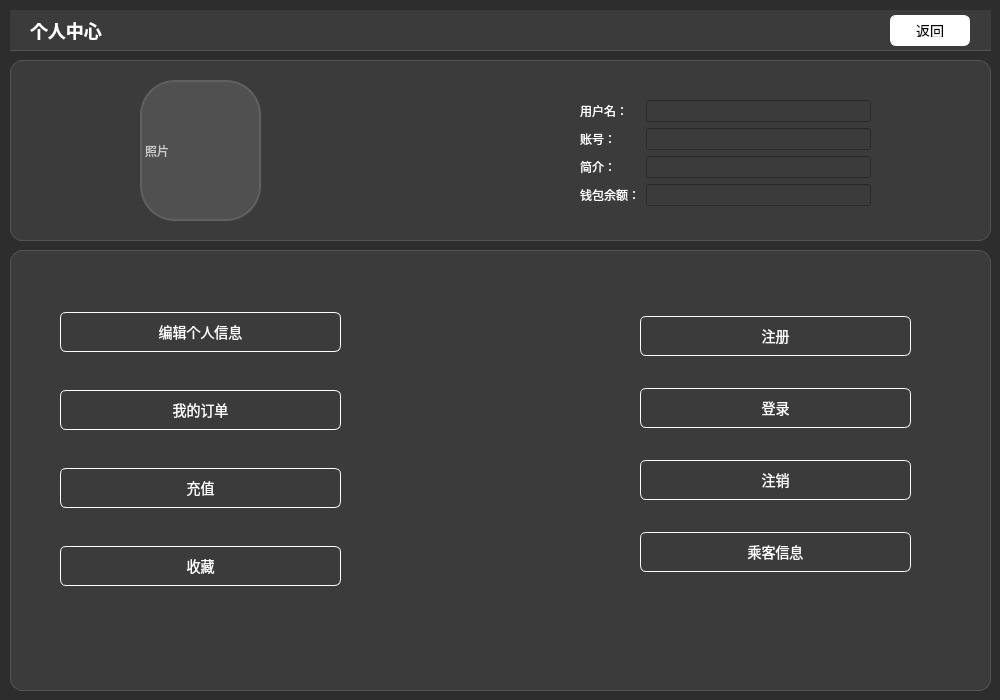
The window that Flight/userprofile.ui (wuyh266/Flight_Management) describes before a commit, drawn with Qt 5.
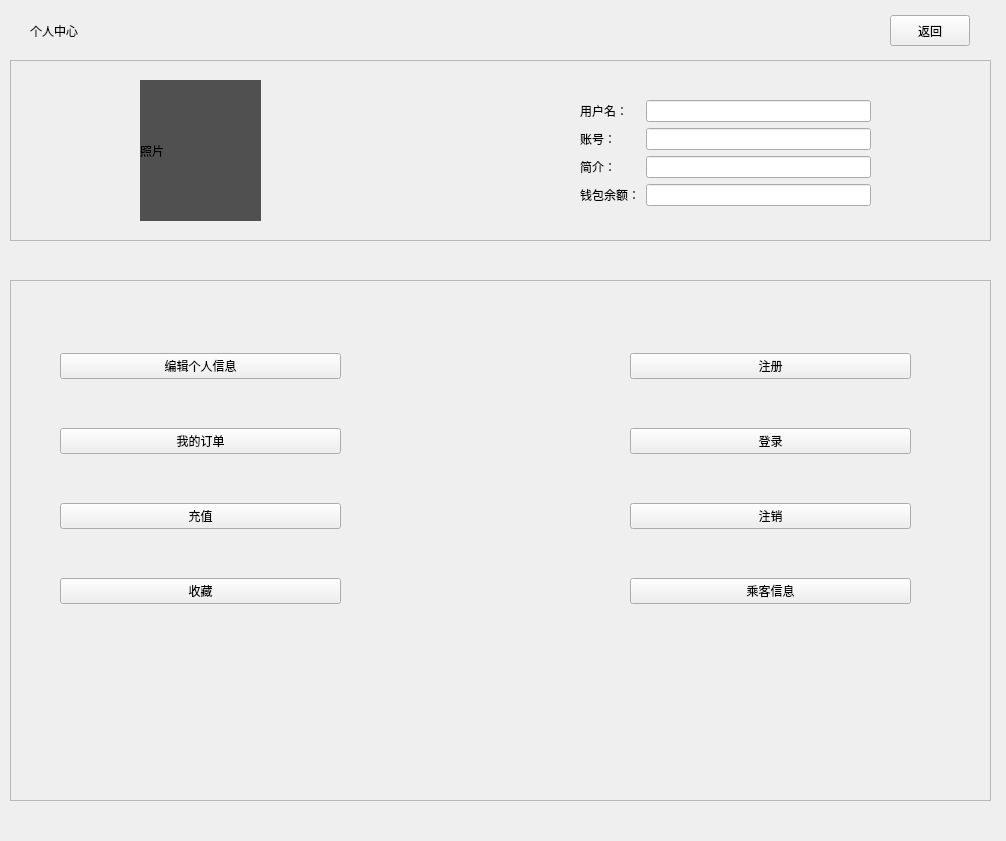
The same window after the commit.

What changed in the file:
```diff
--- a/Flight/userprofile.ui
+++ b/Flight/userprofile.ui
@@ -9,8 +9,8 @@
    <rect>
     <x>0</x>
     <y>0</y>
-    <width>1000</width>
-    <height>700</height>
+    <width>1006</width>
+    <height>841</height>
    </rect>
   </property>
   <property name="windowTitle">
@@ -20,92 +20,7 @@
    <bool>false</bool>
   </property>
   <property name="styleSheet">
-   <string notr="true">/* ================= 全局设置 ================= */
-QWidget {
-    font-family: &quot;Microsoft YaHei&quot;, &quot;Segoe UI&quot;, sans-serif;
-    color: #ffffff; /* 全局白色文字 */
-}
-
-QWidget#UserProfile {
-    background-color: #2d2d2d;
-    /* 全局深色背景 */
-}
-
-/* ================= 按钮统一风格 ================= */
-QPushButton {
-    background-color: #606060;
-    border: 1px solid #ffffff;
-    border-radius: 6px;
-    padding: 8px 16px;
-    color: white;
-    font-size: 14px;
-    /* 模拟阴影效果 */
-    box-shadow: inset 2px 2px 4px #484848,
-                inset -2px -2px 4px #787878;
-}
-
-QPushButton:hover {
-    background-color: #646464;
-}
-
-QPushButton:pressed {
-    background-color: #404040;
-    border: 1px solid #555555;
-    padding-left: 10px;
-    padding-top: 10px;
-    padding-right: 6px;
-    padding-bottom: 6px;
-
-    box-shadow: inset 4px 4px 8px #202020,
-                inset -4px -4px 8px #505050;
-}
-
-/* ================= 顶部导航栏 ================= */
-QWidget#widget {
-    background-color: #3b3b3b;
-    border-bottom: 1px solid #555555;
-}
-
-/* 标题 */
-QLabel#label {
-    font-size: 18px;
-    font-weight: bold;
-    color: #ffffff;
-}
-
-/* ================= 卡片样式 ================= */
-QFrame#frame, QFrame#frame_2 {
-    background-color: #3b3b3b;
-    border-radius: 12px;
-    border: 1px solid #555555;
-}
-
-/* ================= 个人信息区 ================= */
-/* 头像框 */
-QLabel#label_2 {
-    background-color: #505050;
-    border-radius: 35px;
-    border: 2px solid #606060;
-    color: #cccccc;
-    qproperty-alignment: AlignCenter;
-}
-
-/* 表单标签 */
-QFormLayout QLabel {
-    color: #cccccc;
-    font-size: 14px;
-}
-
-/* 只读输入框 */
-QLineEdit[readOnly=&quot;true&quot;] {
-    background: transparent;
-    border: none;
-    border-bottom: 1px solid #555555;
-    color: #ffffff;
-    font-size: 14px;
-    font-weight: 500;
-    padding-bottom: 2px;
-}</string>
+   <string notr="true"/>
   </property>
   <widget class="QWidget" name="widget" native="true">
    <property name="geometry">
@@ -117,7 +32,7 @@
     </rect>
    </property>
    <property name="styleSheet">
-    <string notr="true">background-color: #3b3b3b;</string>
+    <string notr="true"/>
    </property>
    <widget class="QLabel" name="label">
     <property name="geometry">
@@ -142,8 +57,7 @@
      </rect>
     </property>
     <property name="styleSheet">
-     <string notr="true">background-color: rgb(255, 255, 255);
-color: rgb(0, 0, 0);</string>
+     <string notr="true"/>
     </property>
     <property name="text">
      <string>返回</string>
@@ -160,7 +74,7 @@
     </rect>
    </property>
    <property name="styleSheet">
-    <string notr="true">background-color: #3b3b3b;</string>
+    <string notr="true"/>
    </property>
    <property name="frameShape">
     <enum>QFrame::Shape::StyledPanel</enum>
@@ -193,7 +107,7 @@
       <x>570</x>
       <y>40</y>
       <width>291</width>
-      <height>121</height>
+      <height>123</height>
      </rect>
     </property>
     <layout class="QFormLayout" name="formLayout">
@@ -260,13 +174,13 @@
    <property name="geometry">
     <rect>
      <x>10</x>
-     <y>250</y>
+     <y>280</y>
      <width>981</width>
-     <height>441</height>
+     <height>521</height>
     </rect>
    </property>
    <property name="styleSheet">
-    <string notr="true">background-color: #3b3b3b;</string>
+    <string notr="true"/>
    </property>
    <property name="frameShape">
     <enum>QFrame::Shape::StyledPanel</enum>
@@ -317,10 +231,10 @@
    <widget class="QWidget" name="verticalLayoutWidget_2">
     <property name="geometry">
      <rect>
-      <x>630</x>
-      <y>40</y>
-      <width>271</width>
-      <height>311</height>
+      <x>620</x>
+      <y>30</y>
+      <width>281</width>
+      <height>341</height>
      </rect>
     </property>
     <layout class="QVBoxLayout" name="verticalLayout_2">
```
Left out of the diff: 8 changed lines with no effect on the pictures.
